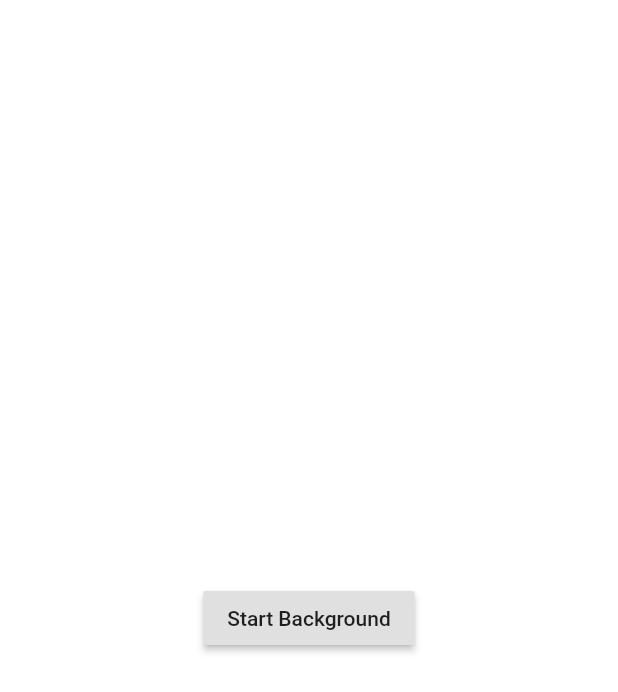
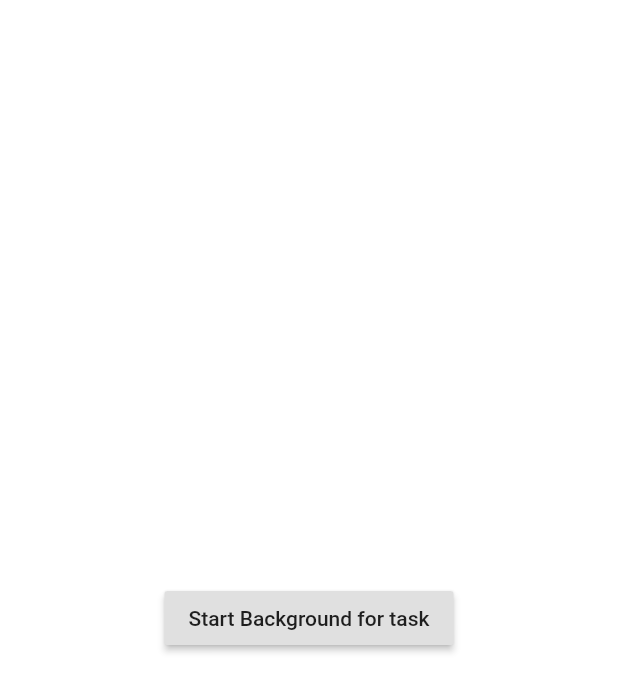
Before and after one commit to nandulaperera/Flutter-Background-Process, a Flutter app: the screen it shows after launch, on a phone screen of 412 x 824 dp. Shown: the top 692 px of the screen. Run offline on Flutter 3.47's test engine with Material 2 defaults, Android fonts, the phone set to English and light mode, and no system bars.

Commit message:
Update main.dart

```diff
--- a/lib/main.dart
+++ b/lib/main.dart
@@ -10,9 +10,9 @@ class MyApp extends StatelessWidget {
   @override
   Widget build(BuildContext context) {
     return MaterialApp(
-      title: 'Flutter Demo',
+      title: 'Flutter Demo for background task ',
       theme: ThemeData(
-        primarySwatch: Colors.blue,
+        primarySwatch: Colors.red,
       ),
       home: MyHomePage(),
     );
@@ -41,7 +41,7 @@ class _MyHomePageState extends State<MyHomePage> {
       color: Colors.white,
       child: Center(
         child: RaisedButton(
-            child: Text("Start Background"),
+            child: Text("Start Background for task"),
             onPressed: () {
               startServiceInPlatform();
             }
```
